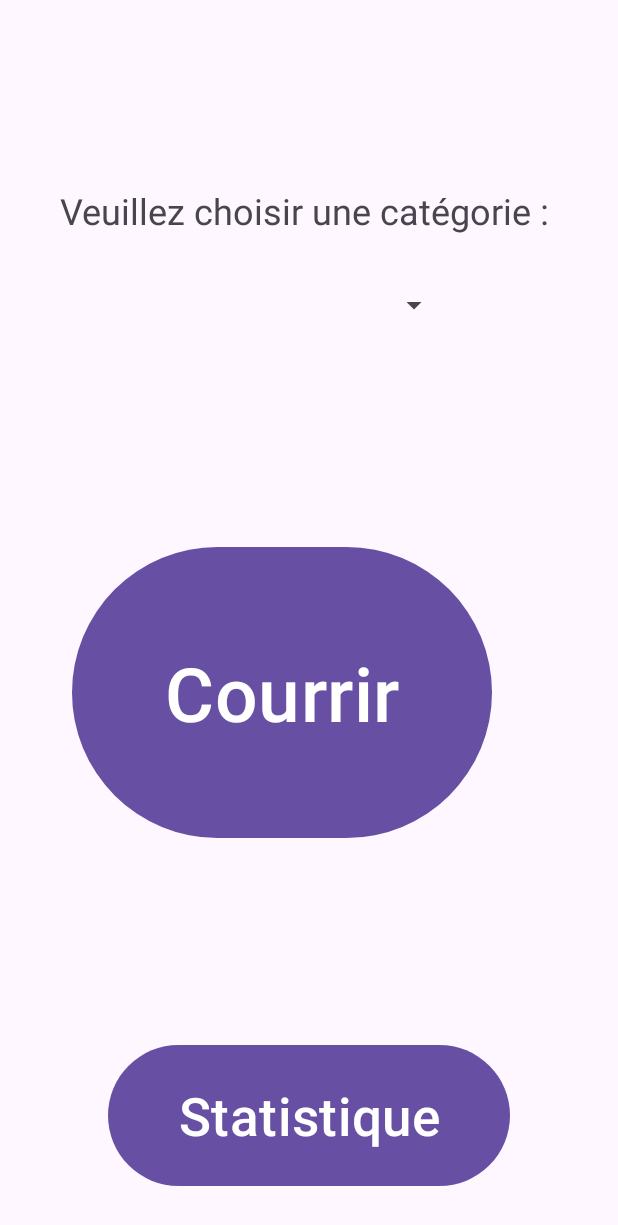
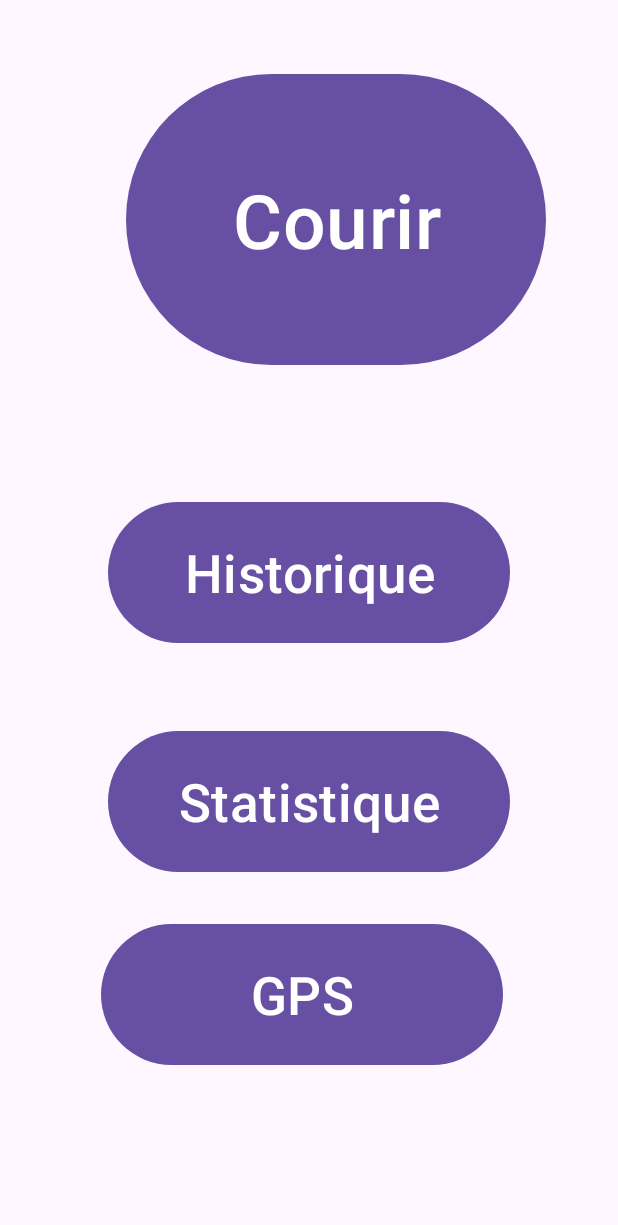
Before and after one commit to glc79/App_dev_mobile, an Android app: the screen it shows after launch (MainActivity), on a phone screen of 412 x 824 dp. Shown: the top 1225 px of the screen. Run offline under Robolectric (Android 15) with nearby library versions, the phone set to English and light mode, and no system bars.

Commit message:
Ajout de page et choix de catégorie

```diff
--- a/app/src/main/java/com/example/exo4/MainActivity.kt
+++ b/app/src/main/java/com/example/exo4/MainActivity.kt
@@ -1,24 +1,15 @@
-// MainActivity.kt
 package com.example.exo4
 
 import android.content.Intent
 import android.content.pm.PackageManager
 import android.os.Bundle
-import android.widget.ArrayAdapter
 import android.widget.Button
-import android.widget.Spinner
 import android.widget.Toast
 import androidx.activity.result.ActivityResultLauncher
 import androidx.activity.result.contract.ActivityResultContracts
 import androidx.appcompat.app.AppCompatActivity
-import com.example.exo4.model.LaserRunCategory
-import com.example.exo4.network.RetrofitInstance
-import com.google.gson.Gson
-import retrofit2.Call
-import retrofit2.Callback
-import retrofit2.Response
 
-// MainActivity.kt
+
 
 class MainActivity : AppCompatActivity() {
     // Propriété pour gérer la demande de permission
@@ -34,52 +25,15 @@ class MainActivity : AppCompatActivity() {
         ) { permissions ->
             handlePermissionsResult(permissions)
         }
-
-        fetchLaserrunItems()
-    }
-
-    private fun fetchLaserrunItems() {
-        RetrofitInstance.apiService.getLaserrunItems().enqueue(object : Callback<List<LaserRunCategory>> {
-            override fun onResponse(call: Call<List<LaserRunCategory>>, response: Response<List<LaserRunCategory>>) {
-                if (response.isSuccessful) {
-                    val categories = response.body()
-                    if (categories != null) {
-                        updateSpinnerWithCategories(categories)
-                    }
-                } else {
-                    Toast.makeText(applicationContext,
-                        "Erreur: ${response.code()} - ${response.message()}",
-                        Toast.LENGTH_SHORT).show()
-                }
-            }
-
-            override fun onFailure(call: Call<List<LaserRunCategory>>, t: Throwable) {
-                Toast.makeText(applicationContext,
-                    "Erreur réseau: ${t.message}",
-                    Toast.LENGTH_SHORT).show()
-            }
-        })
         setupNavigation()
     }
 
-    private fun updateSpinnerWithCategories(categories: List<LaserRunCategory>) {
-        val spinner: Spinner = findViewById(R.id.spinner)
-        val categoryNames = categories.map { it.name }
-
-        val adapter = ArrayAdapter(
-            this,
-            android.R.layout.simple_spinner_item,
-            categoryNames
-        ).apply {
-            setDropDownViewResource(android.R.layout.simple_spinner_dropdown_item)
-        }
-
-        spinner.adapter = adapter
-    }
 
     private fun setupNavigation() {
         val buttonGps: Button = findViewById(R.id.button_gps)
         val buttonStat: Button = findViewById(R.id.button_stats)
+        val buttonCategory: Button = findViewById(R.id.button_category)
+        val buttonHistory: Button = findViewById(R.id.button_historique)
 
         buttonGps.setOnClickListener {
             checkAndRequestPermissionsForGps()
@@ -87,6 +41,16 @@ class MainActivity : AppCompatActivity() {
 
         buttonStat.setOnClickListener {
             val intent = Intent(this, StatistiqueActivity::class.java)
+            startActivity(intent)
+        }
+
+        buttonCategory.setOnClickListener{
+            val intent = Intent(this, CategoryActivity::class.java)
+            startActivity(intent)
+        }
+
+        buttonHistory.setOnClickListener{
+            val intent = Intent(this, HistoryActivity::class.java)
             startActivity(intent)
         }
     }
--- a/app/src/main/res/layout/activity_main.xml
+++ b/app/src/main/res/layout/activity_main.xml
@@ -8,68 +8,62 @@
     android:layout_height="match_parent"
     tools:context=".MainActivity">
 
+
     <Button
         android:id="@+id/button_stats"
         android:layout_width="268dp"
         android:layout_height="102dp"
-        android:layout_marginTop="464dp"
+        android:layout_marginTop="25dp"
+        android:layout_marginBottom="13dp"
         android:text="Statistique"
         android:textSize="35sp"
+        app:layout_constraintBottom_toTopOf="@+id/button_gps"
         app:layout_constraintEnd_toEndOf="parent"
         app:layout_constraintStart_toStartOf="parent"
-        app:layout_constraintTop_toBottomOf="@+id/spinner" />
-
-    <Spinner
-        android:id="@+id/spinner"
-        android:layout_width="187dp"
-        android:layout_height="50dp"
-        android:layout_marginTop="22dp"
-        android:spinnerMode="dropdown"
-        app:layout_constraintEnd_toEndOf="parent"
-        app:layout_constraintHorizontal_bias="0.501"
-        app:layout_constraintStart_toStartOf="parent"
-        app:layout_constraintTop_toBottomOf="@+id/cat_course" />
-
-    <TextView
-        android:id="@+id/cat_course"
-        android:layout_width="wrap_content"
-        android:layout_height="wrap_content"
-        android:layout_marginTop="124dp"
-        android:text="Veuillez choisir une catégorie : "
-        android:textSize="24sp"
-        app:layout_constraintEnd_toEndOf="parent"
-        app:layout_constraintHorizontal_bias="0.504"
-        app:layout_constraintStart_toStartOf="parent"
-        app:layout_constraintTop_toTopOf="parent" />
+        app:layout_constraintTop_toBottomOf="@+id/button_historique" />
 
     <Button
         android:id="@+id/button_gps"
-        android:layout_width="269dp"
-        android:layout_height="109dp"
+        android:layout_width="268dp"
+        android:layout_height="102dp"
         android:layout_marginTop="13dp"
-        android:layout_marginBottom="116dp"
+        android:layout_marginBottom="110dp"
         android:text="GPS"
         android:textSize="35sp"
         app:layout_constraintBottom_toBottomOf="parent"
         app:layout_constraintEnd_toEndOf="parent"
+        app:layout_constraintHorizontal_bias="0.469"
         app:layout_constraintStart_toStartOf="parent"
         app:layout_constraintTop_toBottomOf="@+id/button_stats" />
 
     <Button
-        android:id="@+id/button"
+        android:id="@+id/button_category"
         android:layout_width="280dp"
         android:layout_height="202dp"
         android:layout_marginStart="84dp"
-        android:layout_marginTop="80dp"
         android:layout_marginEnd="84dp"
-        android:layout_marginBottom="130dp"
-        android:text="Courrir"
+        android:layout_marginBottom="236dp"
+        android:text="Courir"
         android:textSize="50sp"
         app:layout_constraintBottom_toTopOf="@+id/button_stats"
         app:layout_constraintEnd_toEndOf="parent"
-        app:layout_constraintHorizontal_bias="1.0"
+        app:layout_constraintHorizontal_bias="0.0"
+        app:layout_constraintStart_toStartOf="parent" />
+
+    <Button
+        android:id="@+id/button_historique"
+        android:layout_width="268dp"
+        android:layout_height="102dp"
+        android:layout_marginStart="84dp"
+        android:layout_marginTop="109dp"
+        android:layout_marginEnd="84dp"
+        android:layout_marginBottom="25dp"
+        android:text="Historique"
+        android:textSize="35sp"
+        app:layout_constraintBottom_toTopOf="@+id/button_stats"
+        app:layout_constraintEnd_toEndOf="parent"
         app:layout_constraintStart_toStartOf="parent"
-        app:layout_constraintTop_toBottomOf="@+id/spinner"
-        app:layout_constraintVertical_bias="1.0" />
+        app:layout_constraintTop_toBottomOf="@+id/button_category"
+        app:layout_constraintVertical_bias="0.0" />
 
 </androidx.constraintlayout.widget.ConstraintLayout>
--- a/app/src/main/res/values/strings.xml
+++ b/app/src/main/res/values/strings.xml
@@ -1,3 +1,4 @@
 <resources>
     <string name="app_name">exo4</string>
+    <string name="veuillez_choisir_une_cat_gorie">Veuillez choisir une catégorie :</string>
 </resources>
```
Also changed, not shown: app/src/main/AndroidManifest.xml (+11 -4 lines), app/src/main/java/com/example/exo4/CategoryActivity.kt (added, +106 -0 lines), app/src/main/java/com/example/exo4/HistoryActivity.kt (added, +20 -0 lines), app/src/main/res/layout/activity_category.xml (added, +75 -0 lines), app/src/main/res/layout/activity_courrir.xml (+23 -0 lines), app/src/main/res/layout/activity_history.xml (added, +10 -0 lines).
